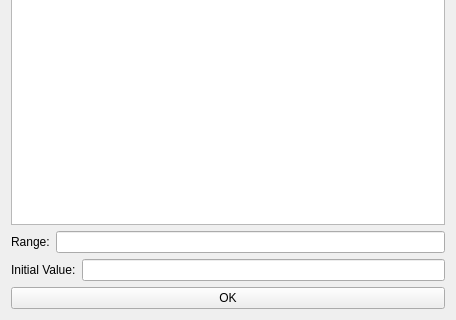
Old version of the form ui/SchemaAttributeEditor.ui in the repository jcfreeman2/dbe; both pictures show x 0 to 456 and y 178 to 498 of the 456 by 498 pixel window.
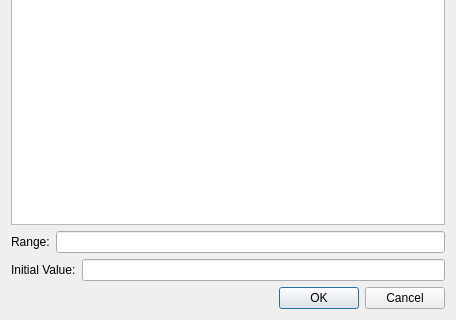
New version of the form.

Commit message: Add cancel option to attribute,relationship and method edit widgets. Add 'Save View As' to main window

What changed in the file:
```diff
--- a/ui/SchemaAttributeEditor.ui
+++ b/ui/SchemaAttributeEditor.ui
@@ -637,9 +637,9 @@
     </layout>
    </item>
    <item>
-    <widget class="QPushButton" name="SaveButton">
-     <property name="text">
-      <string>OK</string>
+    <widget class="QDialogButtonBox" name="buttonBox">
+     <property name="standardButtons">
+      <set>QDialogButtonBox::Cancel|QDialogButtonBox::Ok</set>
      </property>
     </widget>
    </item>
```
The commit also changes 8 other files.
